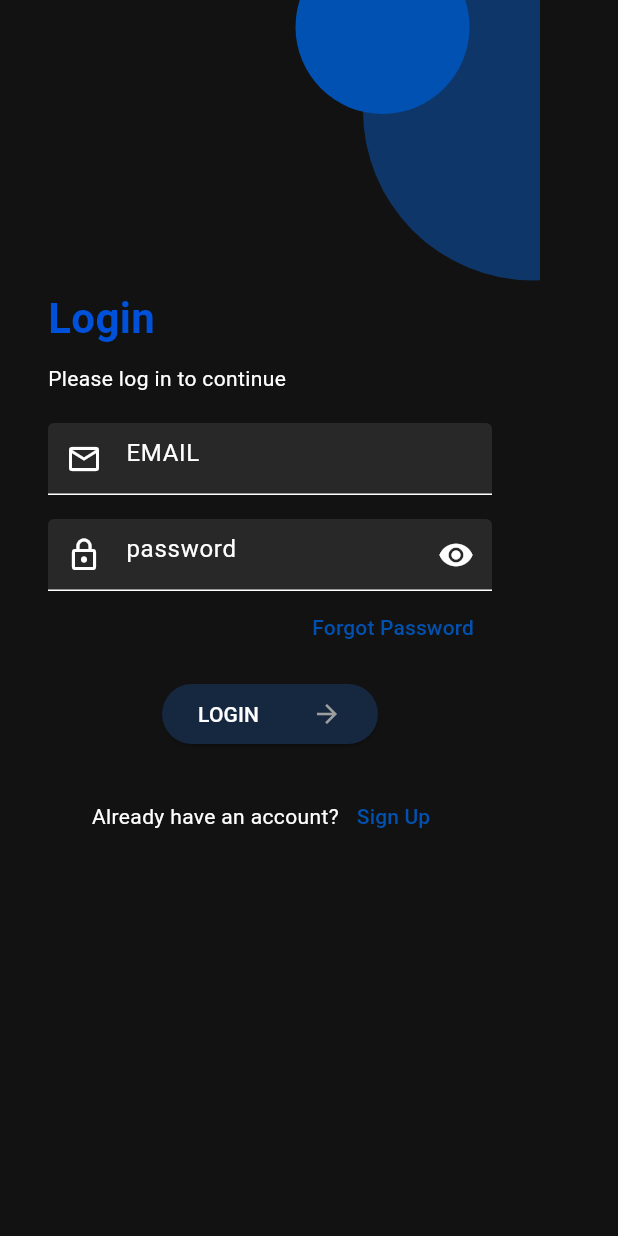
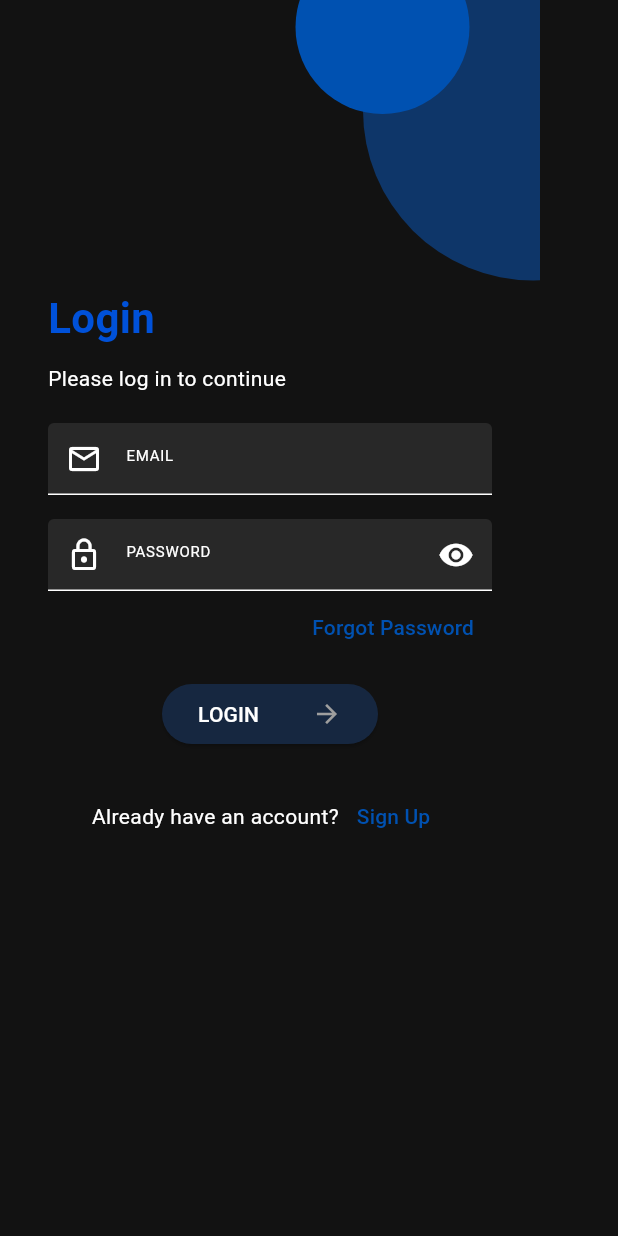
Before and after one commit to Ecell-NITS/E-cell-app, a Flutter app: the screen it shows after launch, on a phone screen of 412 x 824 dp. Run offline on Flutter 3.47's test engine with Material 3 defaults, Android fonts, the light colour scheme and no system bars; our stand-ins replace gap.

Commit message:
changes to text field

```diff
--- a/lib/pages/login_page/login_page.dart
+++ b/lib/pages/login_page/login_page.dart
@@ -69,7 +69,7 @@ class _LoginPageState extends State<LoginPage> {
                   CustomTextField(
                       validator: Validator.isPasswordValid,
                       controller: passController,
-                      hintText: 'password',
+                      hintText: 'PASSWORD',
                       prefixIcon: const Icon(
                         Icons.lock_outline,
                         color: Colors.white,
--- a/lib/utils/widgets/custom_text_field/custom_text_field.dart
+++ b/lib/utils/widgets/custom_text_field/custom_text_field.dart
@@ -34,7 +34,8 @@ class _CustomTextFieldState extends State<CustomTextField> {
       keyboardType: widget.textInputType,
       decoration: InputDecoration(
           hintText: widget.hintText,
-          hintStyle: const TextStyle(color: Colors.white),
+          hintStyle: const TextStyle(
+              color: Colors.white, fontSize: 10, fontWeight: FontWeight.w400),
           prefixIcon: widget.prefixIcon,
           suffixIcon: widget.suffixIcon,
           fillColor: fieldColor,
```
